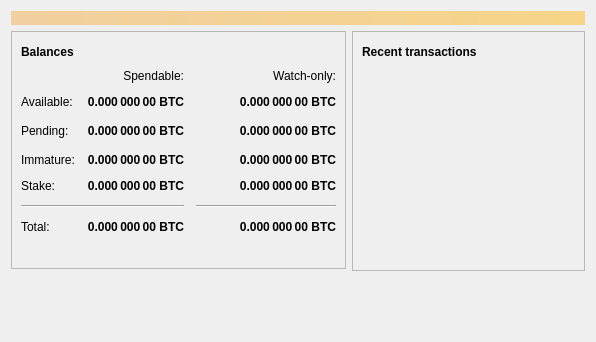
Above: src/qt/forms/overviewpage.ui from CoinBlack/blackcoin-more before the change. Below: the same form after it.
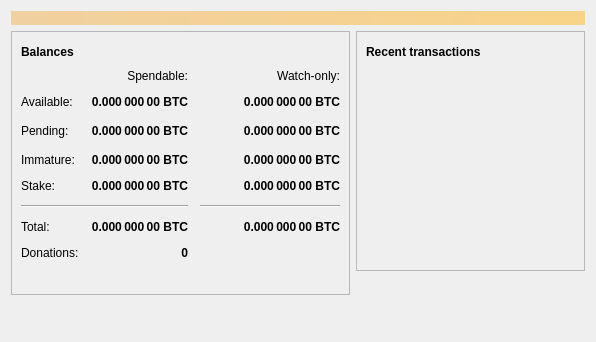
That is the form after the change. Icons and pictures are not drawn.

Commit message: Show donation percentage in GUI

Diff of the .ui file:
```diff
--- a/src/qt/forms/overviewpage.ui
+++ b/src/qt/forms/overviewpage.ui
@@ -317,6 +317,38 @@
               </property>
              </widget>
             </item>
+            <item row="7" column="0">
+            <widget class="QLabel" name="labelDonationsText">
+              <property name="text">
+              <string>Donations:</string>
+              </property>
+            </widget>
+            </item>
+            <item row="7" column="1">
+            <widget class="QLabel" name="labelDonations">
+              <property name="font">
+              <font>
+                <weight>75</weight>
+                <bold>true</bold>
+              </font>
+              </property>
+              <property name="cursor">
+               <cursorShape>IBeamCursor</cursorShape>
+              </property>
+              <property name="toolTip">
+               <string>Total donations to the Blackcoin team</string>
+              </property>
+              <property name="text">
+               <string>0</string>
+              </property>
+              <property name="alignment">
+               <set>Qt::AlignRight|Qt::AlignTrailing|Qt::AlignVCenter</set>
+              </property>
+              <property name="textInteractionFlags">
+              <set>Qt::LinksAccessibleByMouse|Qt::TextSelectableByKeyboard|Qt::TextSelectableByMouse</set>
+              </property>
+            </widget>
+            </item>
             <item row="0" column="2">
              <widget class="QLabel" name="labelWatchonly">
               <property name="text">
```
The commit also changes 6 other files.
